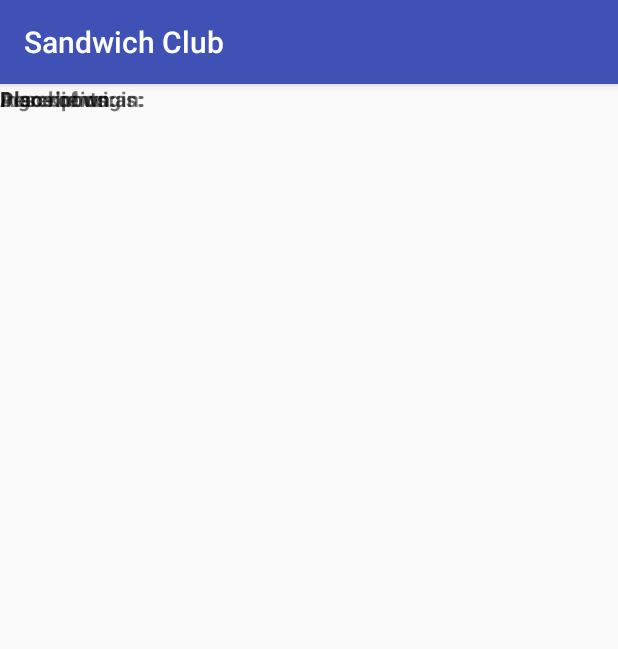
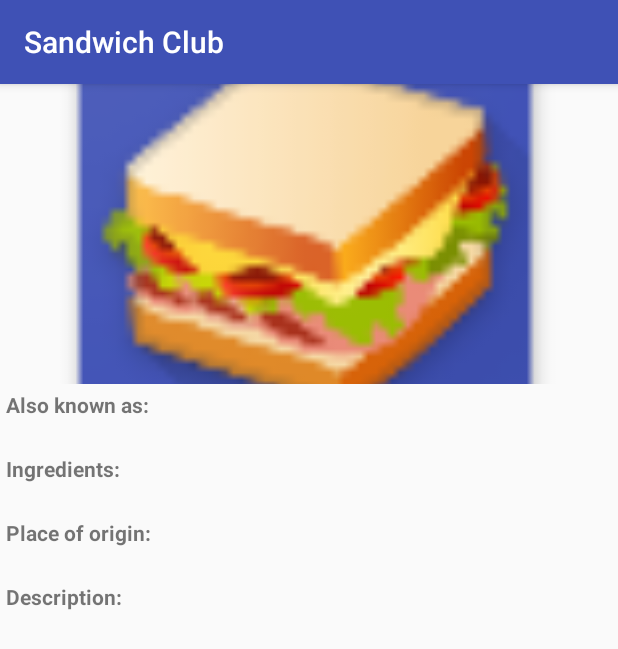
Before and after one commit to sun-strider/Sandwich_Udacity, an Android app: the DetailActivity screen opened directly, with no data from a screen before it, on a phone screen of 412 x 824 dp. Shown: the top 649 px of the screen. Run offline under Robolectric (Android 15) with nearby library versions, the phone set to English and light mode, and no system bars; our stand-ins replace Picasso; 1 statement that could not run was skipped.

Commit message:
UI cleanup

```diff
--- a/app/src/main/java/com/udacity/sandwichclub/DetailActivity.java
+++ b/app/src/main/java/com/udacity/sandwichclub/DetailActivity.java
@@ -3,6 +3,7 @@ package com.udacity.sandwichclub;
 import android.content.Intent;
 import android.os.Bundle;
 import android.support.v7.app.AppCompatActivity;
+import android.util.Log;
 import android.widget.ImageView;
 import android.widget.Toast;
 
@@ -36,6 +37,10 @@ public class DetailActivity extends AppCompatActivity {
 
         String[] sandwiches = getResources().getStringArray(R.array.sandwich_details);
         String json = sandwiches[position];
+
+        // Get the raw JSON to look at it in a JSON formatter
+        Log.i("JSON String", json);
+
         Sandwich sandwich = JsonUtils.parseSandwichJson(json);
         if (sandwich == null) {
             // Sandwich data unavailable
@@ -44,9 +49,13 @@ public class DetailActivity extends AppCompatActivity {
         }
 
         populateUI();
-        Picasso.with(this)
-                .load(sandwich.getImage())
-                .into(ingredientsIv);
+
+        if (sandwich.getImage() != null) {
+            Picasso.with(this)
+                    .load(sandwich.getImage())
+                    .into(ingredientsIv);
+
+        }
 
         setTitle(sandwich.getMainName());
     }
--- a/app/src/main/java/com/udacity/sandwichclub/utils/JsonUtils.java
+++ b/app/src/main/java/com/udacity/sandwichclub/utils/JsonUtils.java
@@ -1,10 +1,19 @@
 package com.udacity.sandwichclub.utils;
+
+import android.text.TextUtils;
 
 import com.udacity.sandwichclub.model.Sandwich;
 
 public class JsonUtils {
 
     public static Sandwich parseSandwichJson(String json) {
-        return null;
+        if (TextUtils.isEmpty(json)) {
+            return null;
+        }
+
+        // Initialize a Sandwich Object
+        Sandwich currentSandwich = new Sandwich();
+
+        return currentSandwich;
     }
 }
--- a/app/src/main/res/layout/activity_detail.xml
+++ b/app/src/main/res/layout/activity_detail.xml
@@ -1,8 +1,9 @@
 <?xml version="1.0" encoding="utf-8"?>
-<FrameLayout xmlns:android="http://schemas.android.com/apk/res/android"
+<LinearLayout xmlns:android="http://schemas.android.com/apk/res/android"
     xmlns:tools="http://schemas.android.com/tools"
     android:layout_width="match_parent"
     android:layout_height="match_parent"
+    android:orientation="vertical"
     tools:context="com.udacity.sandwichclub.DetailActivity">
 
     <ImageView
@@ -11,49 +12,80 @@
         android:layout_height="200dp"
         android:adjustViewBounds="true"
         android:contentDescription="@string/sandwich_picture_content_description"
-        android:scaleType="centerCrop" />
+        android:padding="@dimen/activity_horizontal_margin"
+        android:scaleType="centerCrop"
+        android:src="@mipmap/ic_launcher" />
+
+
+    <TextView
+        android:layout_width="wrap_content"
+        android:layout_height="wrap_content"
+        android:paddingLeft="@dimen/activity_small_margin"
+        android:paddingRight="@dimen/activity_small_margin"
+        android:paddingTop="@dimen/activity_small_margin"
+        android:text="@string/detail_also_known_as_label"
+        android:textStyle="bold" />
+
+    <TextView
+        android:id="@+id/also_known_tv"
+        android:layout_width="wrap_content"
+        android:layout_height="wrap_content"
+        android:paddingLeft="@dimen/activity_small_margin"
+        android:paddingRight="@dimen/activity_small_margin"
+        tools:text="@string/app_name" />
+
+
+    <TextView
+        android:layout_width="wrap_content"
+        android:layout_height="wrap_content"
+        android:paddingLeft="@dimen/activity_small_margin"
+        android:paddingRight="@dimen/activity_small_margin"
+        android:paddingTop="@dimen/activity_small_margin"
+        android:text="@string/detail_ingredients_label"
+        android:textStyle="bold" />
+
+    <TextView
+        android:id="@+id/ingredients_tv"
+        android:layout_width="wrap_content"
+        android:layout_height="wrap_content"
+        android:paddingLeft="@dimen/activity_small_margin"
+        android:paddingRight="@dimen/activity_small_margin"
+        tools:text="@string/detail_ingredients_label" />
+
+
+    <TextView
+        android:layout_width="wrap_content"
+        android:layout_height="wrap_content"
+        android:paddingLeft="@dimen/activity_small_margin"
+        android:paddingRight="@dimen/activity_small_margin"
+        android:paddingTop="@dimen/activity_small_margin"
+        android:text="@string/detail_place_of_origin_label"
+        android:textStyle="bold" />
 
     <TextView
         android:id="@+id/origin_tv"
         android:layout_width="wrap_content"
-        android:layout_height="wrap_content" />
+        android:layout_height="wrap_content"
+        android:paddingLeft="@dimen/activity_small_margin"
+        android:paddingRight="@dimen/activity_small_margin"
+        tools:text="@string/detail_place_of_origin_label" />
+
 
     <TextView
         android:layout_width="wrap_content"
         android:layout_height="wrap_content"
-        android:text="@string/detail_also_known_as_label"
-        android:textStyle="bold" />
-
-    <TextView
-        android:layout_width="wrap_content"
-        android:layout_height="wrap_content"
-        android:text="@string/detail_ingredients_label"
-        android:textStyle="bold" />
-
-    <TextView
-        android:layout_width="wrap_content"
-        android:layout_height="wrap_content"
-        android:text="@string/detail_place_of_origin_label"
+        android:paddingLeft="@dimen/activity_small_margin"
+        android:paddingRight="@dimen/activity_small_margin"
+        android:paddingTop="@dimen/activity_small_margin"
+        android:text="@string/detail_description_label"
         android:textStyle="bold" />
 
     <TextView
         android:id="@+id/description_tv"
         android:layout_width="wrap_content"
-        android:layout_height="wrap_content" />
+        android:layout_height="wrap_content"
+        android:paddingLeft="@dimen/activity_small_margin"
+        android:paddingRight="@dimen/activity_small_margin"
+        tools:text="@string/detail_description_label" />
 
-    <TextView
-        android:id="@+id/ingredients_tv"
-        android:layout_width="wrap_content"
-        android:layout_height="wrap_content" />
-
-    <TextView
-        android:id="@+id/also_known_tv"
-        android:layout_width="wrap_content"
-        android:layout_height="wrap_content" />
-
-    <TextView
-        android:layout_width="wrap_content"
-        android:layout_height="wrap_content"
-        android:text="@string/detail_description_label"
-        android:textStyle="bold" />
-</FrameLayout>
+</LinearLayout>
--- a/app/src/main/res/values/dimens.xml
+++ b/app/src/main/res/values/dimens.xml
@@ -2,4 +2,5 @@
 <resources>
     <dimen name="activity_horizontal_margin">16dp</dimen>
     <dimen name="activity_vertical_margin">16dp</dimen>
+    <dimen name="activity_small_margin">4dp</dimen>
 </resources>
```
